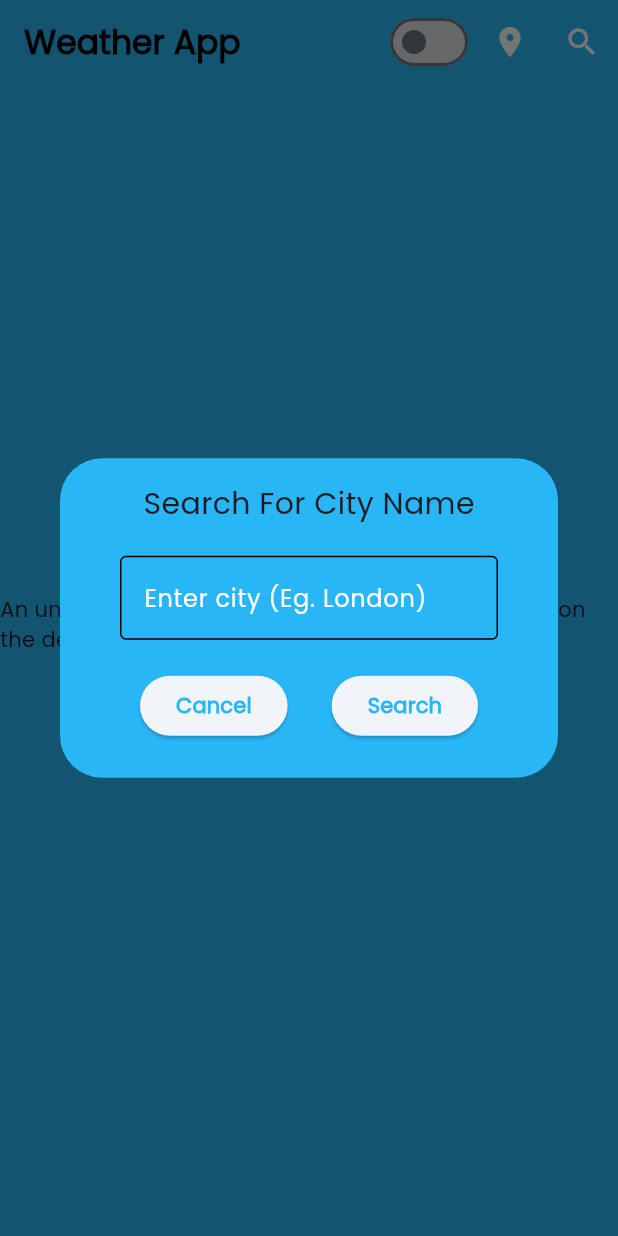
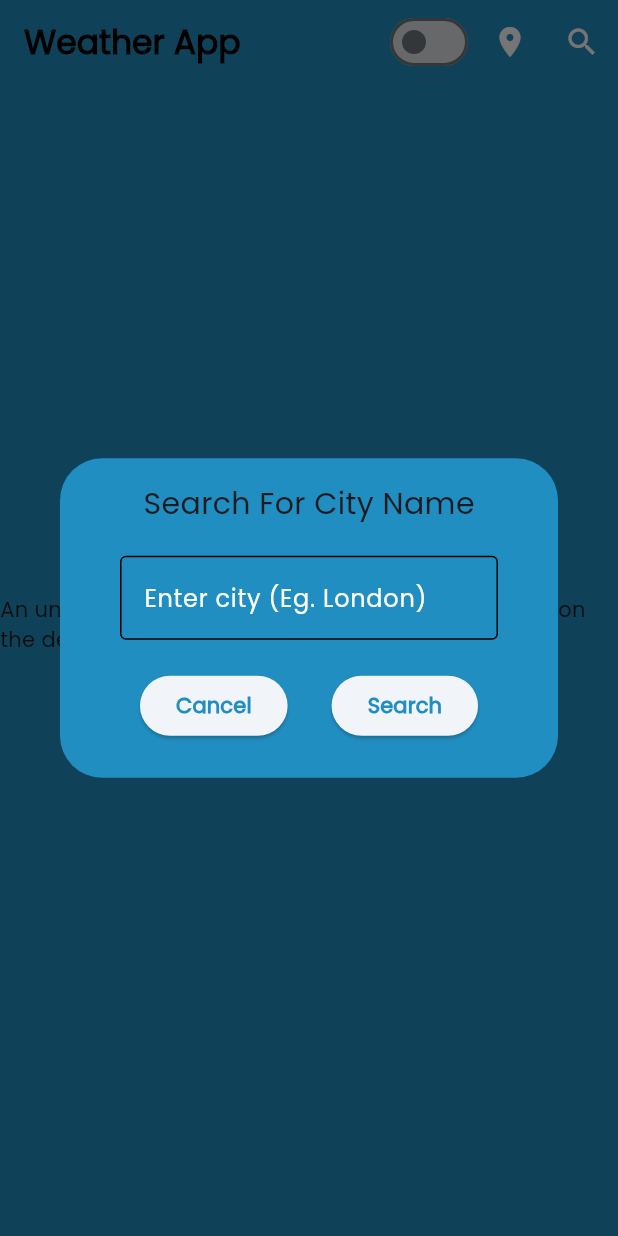
Before and after one commit to nivethan30/Weather-Application-Flutter-Riverpod, a Flutter app: the screen it shows after launch, after a tap on the "search" icon, on a phone screen of 412 x 824 dp. Run offline on Flutter 3.47's test engine with Material 3 defaults, Android fonts, the phone set to English and light mode, and no system bars; our stand-ins replace animated_text_kit, flutter_dotenv, flutter_riverpod, font_awesome_flutter, geolocator, loading_animation_widget and 2 more.

Commit message:
SplashScreen Added

```diff
--- a/lib/main.dart
+++ b/lib/main.dart
@@ -2,8 +2,8 @@ import 'package:flutter/material.dart';
 import 'package:flutter_dotenv/flutter_dotenv.dart';
 import 'package:flutter_riverpod/flutter_riverpod.dart';
 import 'package:weather_app/providers/theme_provider.dart';
+import 'pages/splash_screen.dart';
 import 'utils/theme.dart';
-import 'pages/homepage/homepage.dart';
 
 /// The main entrypoint of the application.
 ///
@@ -19,8 +19,9 @@ class MyApp extends ConsumerWidget {
   const MyApp({super.key});
 
   @override
+
   /// Builds the main [MaterialApp] widget with the chosen [ThemeMode]
-  /// and the [HomePage] as the home route.
+  /// and the [SplashScreen] as the home route.
   Widget build(BuildContext context, WidgetRef ref) {
     final ThemeMode themeMode = ref.watch(themeProviderNotifier);
     return MaterialApp(
@@ -29,7 +30,7 @@ class MyApp extends ConsumerWidget {
       darkTheme: AppTheme.darkTheme,
       theme: AppTheme.lightTheme,
       themeMode: themeMode,
-      home: const HomePage(),
+      home: const SplashScreen(),
     );
   }
 }
--- /dev/null
+++ b/lib/pages/splash_screen.dart
@@ -0,0 +1,61 @@
+import 'package:flutter/material.dart';
+import '../utils/constants.dart';
+import 'homepage/homepage.dart';
+
+class SplashScreen extends StatefulWidget {
+  const SplashScreen({super.key});
+
+  @override
+  State<SplashScreen> createState() => _SplashScreenState();
+}
+
+class _SplashScreenState extends State<SplashScreen> {
+  @override
+  /// Initializes the [StatefulWidget] and schedules a 3 second delay before
+  /// navigating to the [HomePage].
+  ///
+  /// This method is called when the [StatefulWidget] is inserted into the tree.
+  ///
+  /// It calls [super.initState] to initialize the parent class.
+  ///
+  /// It then waits for a 3 second [Duration] before calling [_navigateToHomePage],
+  /// which navigates to the [HomePage] by pushing a [MaterialPageRoute] to the
+  /// current [Navigator].
+  void initState() {
+    super.initState();
+    Future.delayed(const Duration(seconds: 3), () {
+      _navigateToHomePage();
+    });
+  }
+
+  /// Navigates to the [HomePage] by pushing a [MaterialPageRoute] to the
+  /// current [Navigator].
+  ///
+  /// This method is called when the 3 second [Duration] in [initState] has
+  /// completed.
+  void _navigateToHomePage() {
+    Navigator.pushReplacement(
+        context, MaterialPageRoute(builder: (context) => const HomePage()));
+  }
+
+  @override
+  /// Builds the UI for the [SplashScreen].
+  ///
+  /// It returns a [Scaffold] with a [Color] of #0D254F and a [Center] widget
+  /// containing a [SizedBox] with a height and width of 250 and an [Image] of
+  /// [Assets.weatherImage] centered in the [SizedBox].
+  Widget build(BuildContext context) {
+    return Scaffold(
+      backgroundColor: const Color.fromARGB(255, 13, 37, 63),
+      body: Center(
+        child: SizedBox(
+          height: 250,
+          width: 250,
+          child: Center(
+            child: Image.asset(Assets.weatherImage),
+          ),
+        ),
+      ),
+    );
+  }
+}
--- a/lib/utils/constants.dart
+++ b/lib/utils/constants.dart
@@ -15,3 +15,8 @@ String formatDateTime(DateTime dateTime) {
   String formatted = DateFormat('MMM, dd').format(dateTime);
   return formatted;
 }
+
+
+class Assets{
+  static const String weatherImage= 'assets/images/weather.png';
+}
--- a/lib/utils/theme.dart
+++ b/lib/utils/theme.dart
@@ -6,17 +6,17 @@ class AppTheme {
     primaryColor: Colors.lightBlue,
     colorScheme: ColorScheme.fromSeed(
       seedColor: Colors.lightBlue,
-      primary: Colors.lightBlue.shade400,
+      primary: const Color.fromARGB(255, 33, 142, 193),
       secondary: Colors.blue.shade200,
     ),
   );
 
   static ThemeData darkTheme = ThemeData.dark().copyWith(
     textTheme: ThemeData.dark().textTheme.apply(fontFamily: 'Poppins'),
-    primaryColor: Colors.indigo,
+    primaryColor: const Color.fromARGB(255, 13, 37, 63),
     colorScheme: ColorScheme.fromSeed(
       seedColor: Colors.lightBlue,
-      primary: Colors.indigo.shade900,
+      primary: const Color.fromARGB(255, 13, 37, 63),
       secondary: Colors.lightBlue.shade200.withOpacity(0.2),
     ),
   );
```
Also changed, not shown: pubspec.yaml (+7 -5 lines), assets/images/weather.png (added), pubspec.lock, 6 other files.
